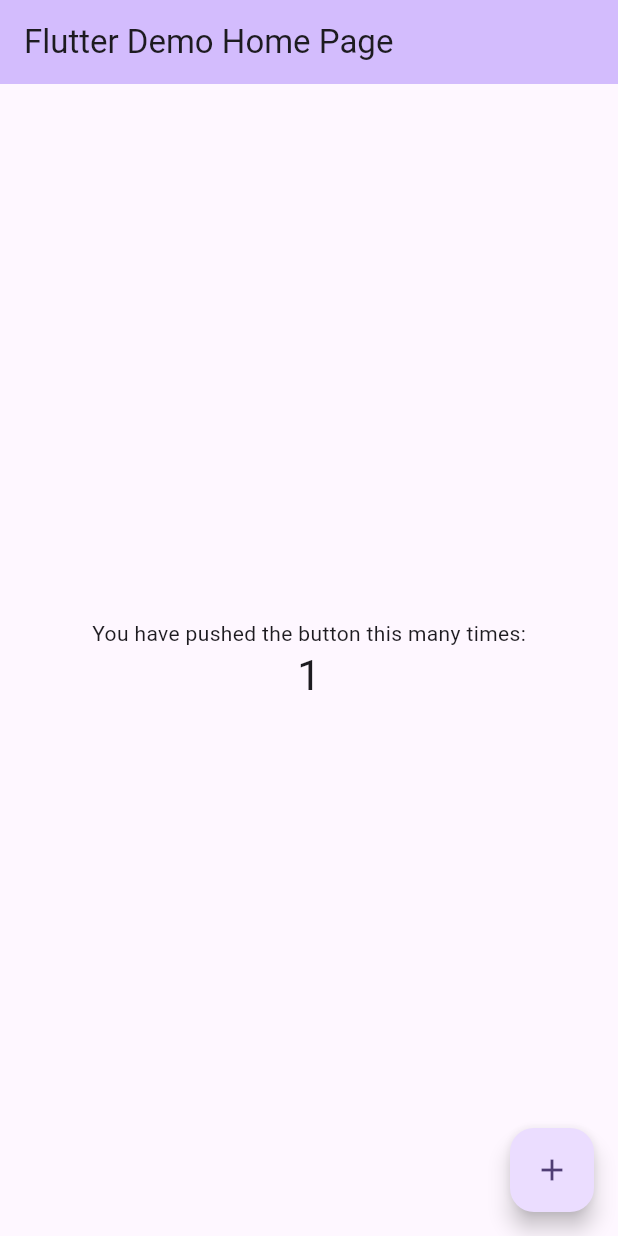
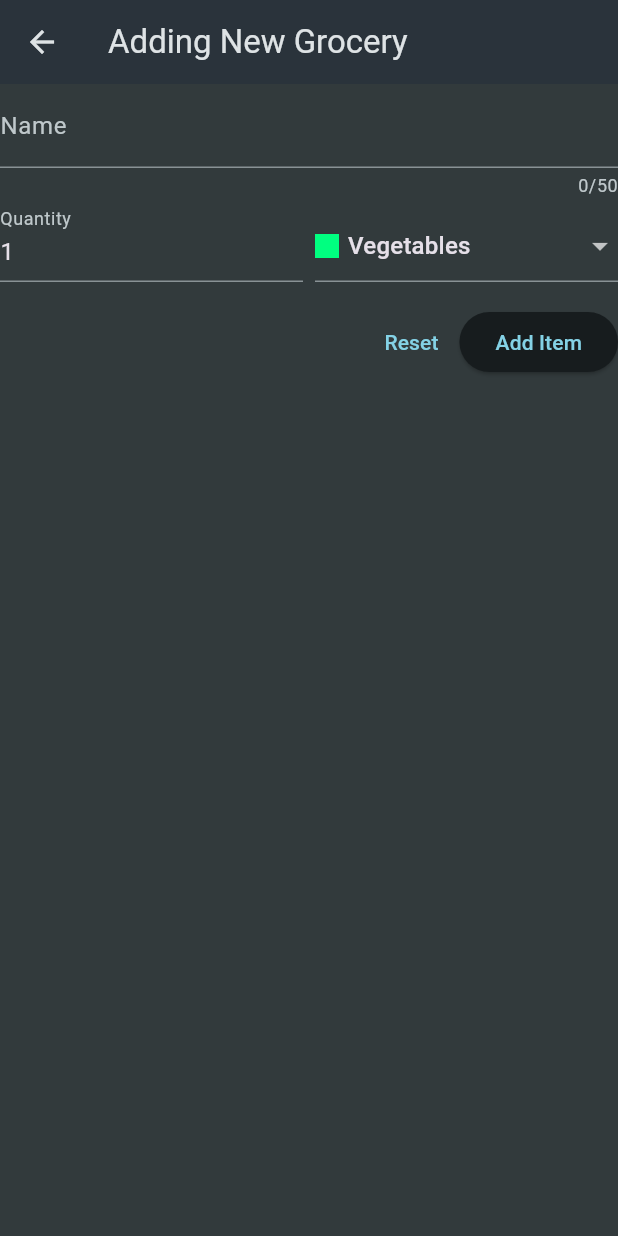
Before and after one commit to Thi1503/shopping_list, a Flutter app: the screen it shows after launch, after a tap on the "add" icon, on a phone screen of 412 x 824 dp. Run offline on Flutter 3.47's test engine with Material 3 defaults, Android fonts, the phone set to English and light mode, and no system bars.

Commit message:
Completed UI and basic functionality building

```diff
--- /dev/null
+++ b/lib/data/categories.dart
@@ -0,0 +1,46 @@
+import 'package:flutter/material.dart';
+
+import 'package:shopping_list/models/category.dart';
+
+const categories = {
+  Categories.vegetables: Category(
+    'Vegetables',
+    Color.fromARGB(255, 0, 255, 128),
+  ),
+  Categories.fruit: Category(
+    'Fruit',
+    Color.fromARGB(255, 145, 255, 0),
+  ),
+  Categories.meat: Category(
+    'Meat',
+    Color.fromARGB(255, 255, 102, 0),
+  ),
+  Categories.dairy: Category(
+    'Dairy',
+    Color.fromARGB(255, 0, 208, 255),
+  ),
+  Categories.carbs: Category(
+    'Carbs',
+    Color.fromARGB(255, 0, 60, 255),
+  ),
+  Categories.sweets: Category(
+    'Sweets',
+    Color.fromARGB(255, 255, 149, 0),
+  ),
+  Categories.spices: Category(
+    'Spices',
+    Color.fromARGB(255, 255, 187, 0),
+  ),
+  Categories.convenience: Category(
+    'Convenience',
+    Color.fromARGB(255, 191, 0, 255),
+  ),
+  Categories.hygiene: Category(
+    'Hygiene',
+    Color.fromARGB(255, 149, 0, 255),
+  ),
+  Categories.other: Category(
+    'Other',
+    Color.fromARGB(255, 0, 225, 255),
+  ),
+};
--- /dev/null
+++ b/lib/data/dummy_items.dart
@@ -0,0 +1,22 @@
+import 'package:shopping_list/models/grocery_item.dart';
+import 'package:shopping_list/data/categories.dart';
+
+import '../models/category.dart';
+
+final groceryItems = [
+  GroceryItem(
+      id: 'a',
+      name: 'Milk',
+      quantity: 1,
+      category: categories[Categories.dairy]!),
+  GroceryItem(
+      id: 'b',
+      name: 'Bananas',
+      quantity: 5,
+      category: categories[Categories.fruit]!),
+  GroceryItem(
+      id: 'c',
+      name: 'Beef Steak',
+      quantity: 1,
+      category: categories[Categories.meat]!),
+];
--- a/lib/main.dart
+++ b/lib/main.dart
@@ -1,4 +1,5 @@
 import 'package:flutter/material.dart';
+import 'package:shopping_list/widgets/grocery_list.dart';
 
 void main() {
   runApp(const MyApp());
@@ -11,115 +12,16 @@ class MyApp extends StatelessWidget {
   @override
   Widget build(BuildContext context) {
     return MaterialApp(
-      title: 'Flutter Demo',
-      theme: ThemeData(
-        // This is the theme of your application.
-        //
-        // TRY THIS: Try running your application with "flutter run". You'll see
-        // the application has a purple toolbar. Then, without quitting the app,
-        // try changing the seedColor in the colorScheme below to Colors.green
-        // and then invoke "hot reload" (save your changes or press the "hot
-        // reload" button in a Flutter-supported IDE, or press "r" if you used
-        // the command line to start the app).
-        //
-        // Notice that the counter didn't reset back to zero; the application
-        // state is not lost during the reload. To reset the state, use hot
-        // restart instead.
-        //
-        // This works for code too, not just values: Most code changes can be
-        // tested with just a hot reload.
-        colorScheme: ColorScheme.fromSeed(seedColor: Colors.deepPurple),
-        useMaterial3: true,
+      title: 'Flutter Groceries',
+      theme: ThemeData.dark().copyWith(
+        colorScheme: ColorScheme.fromSeed(
+          seedColor: const Color.fromARGB(255, 147, 229, 250),
+          brightness: Brightness.dark,
+          surface: const Color.fromARGB(255, 42, 51, 59),
+        ),
+        scaffoldBackgroundColor: const Color.fromARGB(255, 50, 58, 60),
       ),
-      home: const MyHomePage(title: 'Flutter Demo Home Page'),
+      home: const GroceryList(),
     );
   }
 }
-
-class MyHomePage extends StatefulWidget {
-  const MyHomePage({super.key, required this.title});
-
-  // This widget is the home page of your application. It is stateful, meaning
-  // that it has a State object (defined below) that contains fields that affect
-  // how it looks.
-
-  // This class is the configuration for the state. It holds the values (in this
-  // case the title) provided by the parent (in this case the App widget) and
-  // used by the build method of the State. Fields in a Widget subclass are
-  // always marked "final".
-
-  final String title;
-
-  @override
-  State<MyHomePage> createState() => _MyHomePageState();
-}
-
-class _MyHomePageState extends State<MyHomePage> {
-  int _counter = 0;
-
-  void _incrementCounter() {
-    setState(() {
-      // This call to setState tells the Flutter framework that something has
-      // changed in this State, which causes it to rerun the build method below
-      // so that the display can reflect the updated values. If we changed
-      // _counter without calling setState(), then the build method would not be
-      // called again, and so nothing would appear to happen.
-      _counter++;
-    });
-  }
-
-  @override
-  Widget build(BuildContext context) {
-    // This method is rerun every time setState is called, for instance as done
-    // by the _incrementCounter method above.
-    //
-    // The Flutter framework has been optimized to make rerunning build methods
-    // fast, so that you can just rebuild anything that needs updating rather
-    // than having to individually change instances of widgets.
-    return Scaffold(
-      appBar: AppBar(
-        // TRY THIS: Try changing the color here to a specific color (to
-        // Colors.amber, perhaps?) and trigger a hot reload to see the AppBar
-        // change color while the other colors stay the same.
-        backgroundColor: Theme.of(context).colorScheme.inversePrimary,
-        // Here we take the value from the MyHomePage object that was created by
-        // the App.build method, and use it to set our appbar title.
-        title: Text(widget.title),
-      ),
-      body: Center(
-        // Center is a layout widget. It takes a single child and positions it
-        // in the middle of the parent.
-        child: Column(
-          // Column is also a layout widget. It takes a list of children and
-          // arranges them vertically. By default, it sizes itself to fit its
-          // children horizontally, and tries to be as tall as its parent.
-          //
-          // Column has various properties to control how it sizes itself and
-          // how it positions its children. Here we use mainAxisAlignment to
-          // center the children vertically; the main axis here is the vertical
-          // axis because Columns are vertical (the cross axis would be
-          // horizontal).
-          //
-          // TRY THIS: Invoke "debug painting" (choose the "Toggle Debug Paint"
-          // action in the IDE, or press "p" in the console), to see the
-          // wireframe for each widget.
-          mainAxisAlignment: MainAxisAlignment.center,
-          children: <Widget>[
-            const Text(
-              'You have pushed the button this many times:',
-            ),
-            Text(
-              '$_counter',
-              style: Theme.of(context).textTheme.headlineMedium,
-            ),
-          ],
-        ),
-      ),
-      floatingActionButton: FloatingActionButton(
-        onPressed: _incrementCounter,
-        tooltip: 'Increment',
-        child: const Icon(Icons.add),
-      ), // This trailing comma makes auto-formatting nicer for build methods.
-    );
-  }
-}
--- /dev/null
+++ b/lib/models/category.dart
@@ -0,0 +1,21 @@
+import 'package:flutter/material.dart';
+
+enum Categories {
+  vegetables,
+  fruit,
+  meat,
+  dairy,
+  carbs,
+  sweets,
+  spices,
+  convenience,
+  hygiene,
+  other
+}
+
+class Category {
+  const Category(this.title, this.color);
+
+  final String title;
+  final Color color;
+}
--- /dev/null
+++ b/lib/models/grocery_item.dart
@@ -0,0 +1,15 @@
+import 'package:shopping_list/models/category.dart';
+
+class GroceryItem {
+  const GroceryItem({
+    required this.id,
+    required this.name,
+    required this.quantity,
+    required this.category,
+  });
+
+  final String id;
+  final String name;
+  final int quantity;
+  final Category category;
+}
--- /dev/null
+++ b/lib/widgets/grocery_list.dart
@@ -0,0 +1,77 @@
+import 'package:flutter/material.dart';
+import 'package:shopping_list/data/dummy_items.dart';
+import 'package:shopping_list/widgets/new_item.dart';
+
+import '../models/grocery_item.dart';
+
+class GroceryList extends StatefulWidget {
+  const GroceryList({super.key});
+
+  @override
+  State<GroceryList> createState() => _GroceryListState();
+}
+
+class _GroceryListState extends State<GroceryList> {
+  final List<GroceryItem> _groceryItems = [];
+
+  // chuyển đến màn hình NewItem()
+  void _addItem() async {
+    final newItem = await Navigator.of(context).push<GroceryItem>(
+      MaterialPageRoute(
+        builder: (ctx) => const NewItem(),
+      ),
+    );
+    if (newItem == null) {
+      return;
+    }
+    setState(() {
+      _groceryItems.add(newItem);
+    });
+  }
+
+
+  void _removeItem(GroceryItem item){
+    setState(() {
+      _groceryItems.remove(item);
+    });
+  }
+
+  @override
+  Widget build(BuildContext context) {
+    Widget content = const Center(child: Text('No items add yet'));
+
+    if (_groceryItems.isNotEmpty) {
+      content = ListView.builder(
+        itemCount: _groceryItems.length,
+        itemBuilder: (ctx, index) => Dismissible(
+          onDismissed: (direction){
+            _removeItem(_groceryItems[index]);
+          },
+          key: ValueKey(_groceryItems[index]),
+          child: ListTile(
+            leading: Container(
+              width: 24,
+              height: 24,
+              color: _groceryItems[index].category.color,
+            ),
+            title: Text(_groceryItems[index].name),
+            trailing: Text(_groceryItems[index].quantity.toString()),
+          ),
+        ),
+      );
+    }
+
+    return Scaffold(
+        appBar: AppBar(
+          title: const Text('Your Groceries'),
+          actions: [
+            IconButton(
+              onPressed: _addItem,
+              icon: const Icon(Icons.add),
+            )
+          ],
+        ),
+        body: content,
+    );
+  }
+}
--- /dev/null
+++ b/lib/widgets/new_item.dart
@@ -0,0 +1,141 @@
+import 'package:flutter/material.dart';
+import 'package:shopping_list/data/categories.dart';
+import 'package:shopping_list/models/grocery_item.dart';
+
+import '../models/category.dart';
+
+class NewItem extends StatefulWidget {
+  const NewItem({super.key});
+  @override
+  State<StatefulWidget> createState() {
+    return _NewItemState();
+  }
+}
+
+class _NewItemState extends State<NewItem> {
+  final _formKey = GlobalKey<
+      FormState>(); //Đây là một khóa toàn cục để xác định và quản lý trạng thái của Form
+  var _enteredName = '';
+  var _enteredQuantity = 1;
+  var _selectedCategory = categories[Categories.vegetables]!;
+
+// lưu giá trị của Form.
+  void _saveItem() {
+    if (_formKey.currentState!.validate()) {
+      _formKey.currentState!.save();
+      Navigator.of(context).pop(
+        GroceryItem(
+          id: DateTime.now().toString(),
+          name: _enteredName,
+          quantity: _enteredQuantity,
+          category: _selectedCategory,
+        ),
+      );
+    }
+  }
+
+  @override
+  Widget build(BuildContext context) {
+    return Scaffold(
+        appBar: AppBar(
+          title: const Text("Adding New Grocery"),
+        ),
+        body: Form(
+          key: _formKey,
+          child: Column(
+            children: [
+              TextFormField(
+                maxLength: 50,
+                decoration: const InputDecoration(
+                  label: Text('Name'),
+                ),
+
+                // kiểm tra tính hợp lệ của dữ liệu
+                validator: (value) {
+                  if (value == null ||
+                      value.isEmpty ||
+                      value.trim().length <= 1 ||
+                      value.trim().length > 50) {
+                    return 'Must be between 1 and 50 characters.';
+                  }
+                  return null;
+                },
+                onSaved: (value) {
+                  _enteredName = value!;
+                },
+              ),
+              Row(
+                crossAxisAlignment: CrossAxisAlignment.end,
+                children: [
+                  Expanded(
+                    child: TextFormField(
+                      keyboardType: TextInputType.number,
+                      decoration: const InputDecoration(
+                        label: Text('Quantity'),
+                      ),
+                      initialValue: _enteredQuantity.toString(),
+                      validator: (value) {
+                        if (value == null ||
+                            value.isEmpty ||
+                            int.tryParse(value) == null ||
+                            int.tryParse(value)! <= 0) {
+                          return 'Must be a valid, positive number.';
+                        }
+                        return null;
+                      },
+                      onSaved: (value) {
+                        _enteredQuantity = int.parse(value!);
+                      },
+                    ),
+                  ),
+                  const SizedBox(width: 8),
+                  Expanded(
+                    child: DropdownButtonFormField(
+                      value: _selectedCategory,
+                      items: [
+                        for (final category in categories.entries)
+                          DropdownMenuItem(
+                            value: category.value,
+                            child: Row(
+                              children: [
+                                Container(
+                                  width: 16,
+                                  height: 16,
+                                  color: category.value.color,
+                                ),
+                                const SizedBox(width: 6),
+                                Text(category.value.title),
+                              ],
+                            ),
+                          ),
+                      ],
+                      onChanged: (value) {
+                        setState(() {
+                          _selectedCategory = value!;
+                        });
+                      },
+                    ),
+                  ),
+                ],
+              ),
+              const SizedBox(height: 16),
+              Row(
+                mainAxisAlignment: MainAxisAlignment.end,
+                children: [
+                  TextButton(
+                    onPressed: () {
+                      _formKey.currentState!.reset();
+                    },
+                    child: const Text('Reset'),
+                  ),
+                  ElevatedButton(
+                    onPressed: _saveItem,
+                    child: const Text('Add Item'),
+                  ),
+                ],
+              ),
+            ],
+          ),
+        ));
+  }
+}
```
